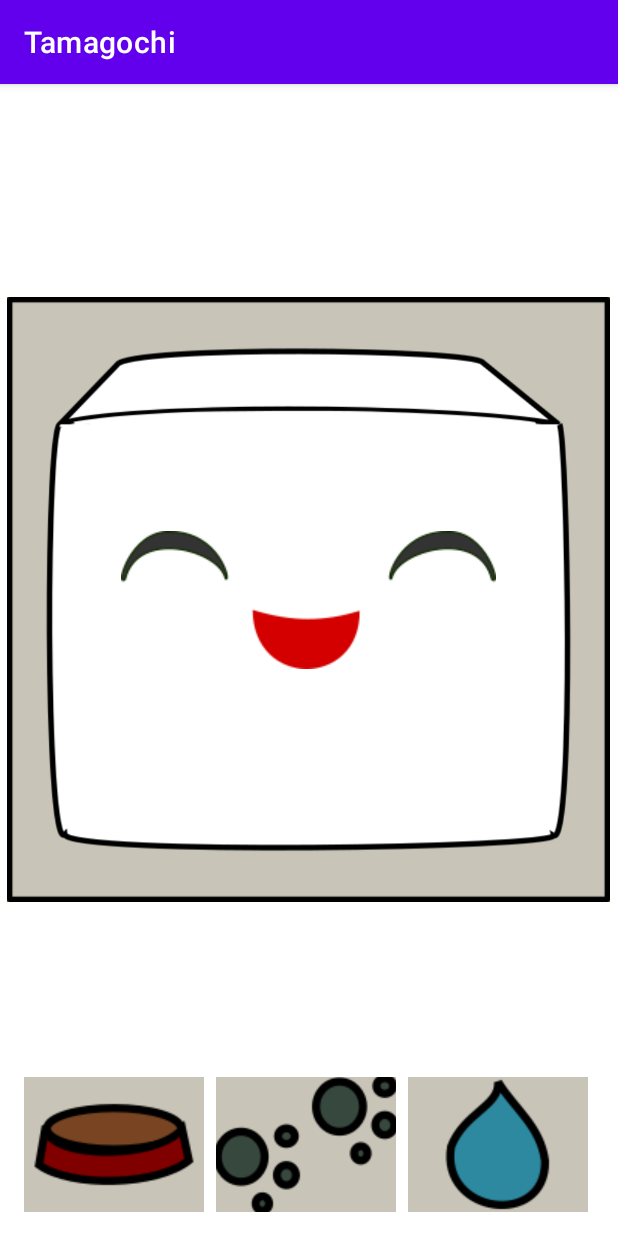
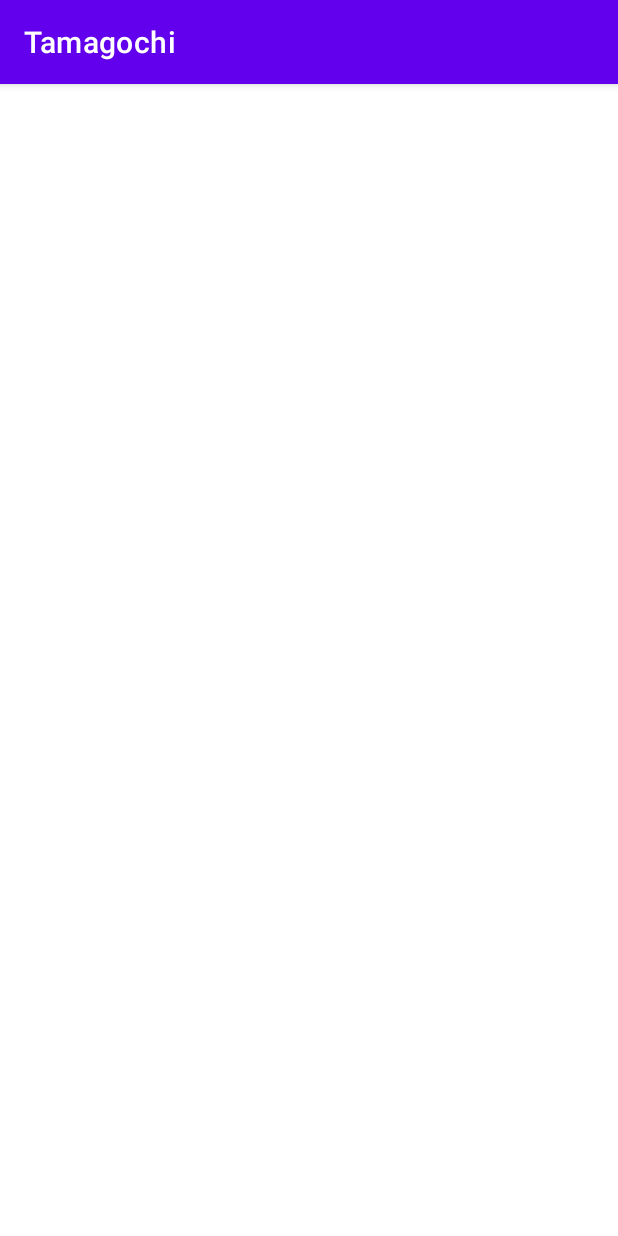
Before and after one commit to stevenwierda/TamagochiV1, an Android app: the screen it shows after launch (MainActivity before the commit, Shower after it), after a tap on "TODO", on a phone screen of 412 x 824 dp. Run offline under Robolectric (Android 15) with nearby library versions, the phone set to English and light mode, and no system bars.

Commit message:
fixed screen transition
fixed the screen transition screen
Added teh feun sprite
made the screen resourses for the shower game and walking

```diff
--- /dev/null
+++ b/app/src/main/java/com/example/tamagochiv1/CreatePet.kt
@@ -0,0 +1,6 @@
+package com.example.tamagochiv1
+
+
+class CreatePet {
+
+}
--- a/app/src/main/java/com/example/tamagochiv1/MainActivity.kt
+++ b/app/src/main/java/com/example/tamagochiv1/MainActivity.kt
@@ -19,7 +19,15 @@ class MainActivity : AppCompatActivity() {
         val body = findViewById<ImageView>(R.id.Body)
 
         goToShowerButton.setOnClickListener{
-            Intent goToShower = Intent(this, Shower())
+            val goToShower = Intent(this, Shower::class.java)
+            startActivity(goToShower)
         }
+
+        goToWalkButton.setOnClickListener{
+            val goToWalk = Intent(this, Walk::class.java)
+            startActivity(goToWalk)
+        }
+
+
     }
 }
--- a/app/src/main/java/com/example/tamagochiv1/Pet.kt
+++ b/app/src/main/java/com/example/tamagochiv1/Pet.kt
@@ -2,7 +2,6 @@ import android.os.Build
 import androidx.annotation.RequiresApi
 import java.time.LocalDateTime
 
-@RequiresApi(Build.VERSION_CODES.O)
 class Pet(name: String, skin: String) {
      private var name: String = "Name";
      private var happiness: Int = 20;
@@ -11,10 +10,8 @@ class Pet(name: String, skin: String) {
      private var hygiene: Int = 20;
      private var hitpoints : Int = 100;
      private var skin: String = "Boxie";
-     private var age: Date;
 
      init{
-          this.age = LocalDateTime.now();
           this.name = name;
           this.skin = skin;
      }
--- a/app/src/main/java/com/example/tamagochiv1/Shower.kt
+++ b/app/src/main/java/com/example/tamagochiv1/Shower.kt
@@ -1,4 +1,15 @@
 package com.example.tamagochiv1
 
-class Shower {
+import android.content.Intent
+import android.media.Image
+import androidx.appcompat.app.AppCompatActivity
+import android.os.Bundle
+import android.widget.ImageButton
+import android.widget.ImageView
+
+class Shower: AppCompatActivity()  {
+    override fun onCreate(savedInstanceState: Bundle?) {
+        super.onCreate(savedInstanceState)
+        setContentView(R.layout.shower)
+    }
 }
--- /dev/null
+++ b/app/src/main/java/com/example/tamagochiv1/Walk.kt
@@ -0,0 +1,4 @@
+package com.example.tamagochiv1
+
+class Walk {
+}
--- a/app/src/main/java/com/example/tamagochiv1/createPet.kt
+++ /dev/null
@@ -1,6 +0,0 @@
-package com.example.tamagochiv1
-
-
-class createPet {
-    val Pet = Pet("","boxie");
-}
--- /dev/null
+++ b/app/src/main/res/layout/feed.xml
@@ -0,0 +1,6 @@
+<?xml version="1.0" encoding="utf-8"?>
+<androidx.constraintlayout.widget.ConstraintLayout
+    xmlns:android="http://schemas.android.com/apk/res/android" android:layout_width="match_parent"
+    android:layout_height="match_parent">
+
+</androidx.constraintlayout.widget.ConstraintLayout>
--- /dev/null
+++ b/app/src/main/res/layout/shower.xml
@@ -0,0 +1,7 @@
+<?xml version="1.0" encoding="utf-8"?>
+<androidx.constraintlayout.widget.ConstraintLayout
+    xmlns:android="http://schemas.android.com/apk/res/android"
+    xmlns:app="http://schemas.android.com/apk/res-auto"
+    xmlns:tools="http://schemas.android.com/tools"
+    android:layout_width="match_parent"
+    android:layout_height="match_parent"/>
```
Also changed, not shown: app/src/main/AndroidManifest.xml (+7 -0 lines), app/src/main/res/drawable/feun.png (added).
